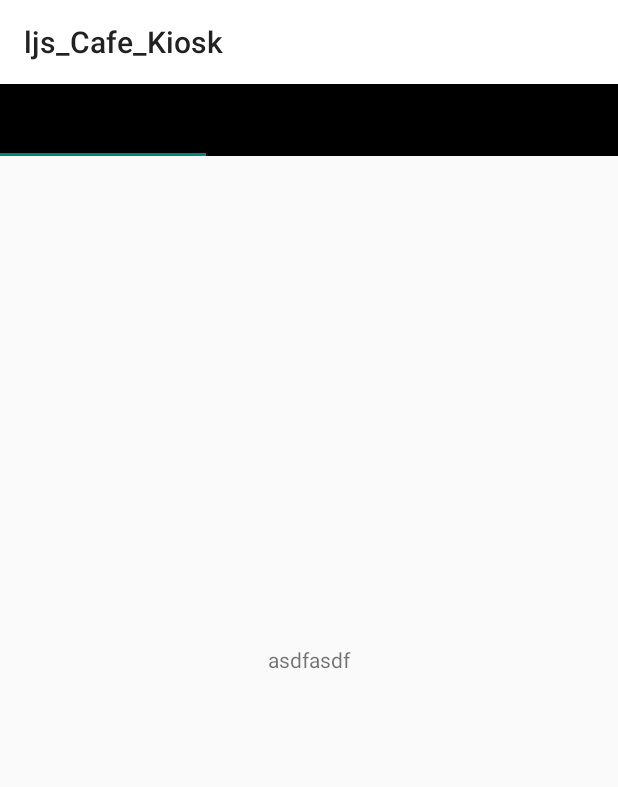
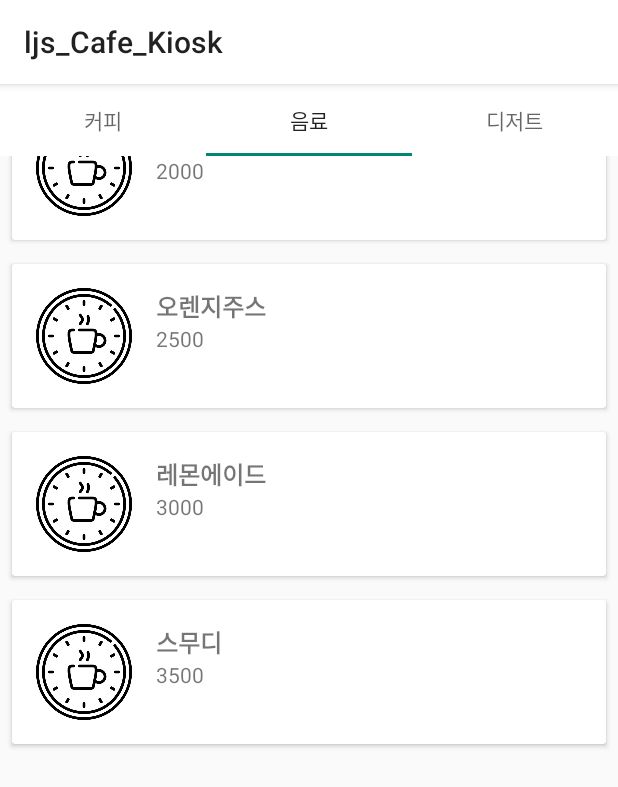
Before and after one commit to riwltnchgo0625/ljs_Cafe_Kiosk, an Android app: the MenuActivity screen opened directly, with no data from a screen before it, tab 2 chosen, on a phone screen of 412 x 824 dp. Shown: the top 787 px of the screen. Run offline under Robolectric (Android 15) with nearby library versions, the phone set to English and light mode, and no system bars.

Commit message:
menu RecyclerView

```diff
--- a/app/src/main/java/com/ljs/ljs_cafe_kiosk/BlankFragment.kt
+++ /dev/null
@@ -1,30 +0,0 @@
-package com.ljs.ljs_cafe_kiosk
-
-import android.annotation.SuppressLint
-import android.os.Bundle
-import androidx.fragment.app.Fragment
-import android.view.LayoutInflater
-import android.view.View
-import android.view.ViewGroup
-import android.widget.TextView
-import androidx.fragment.app.FragmentManager
-import androidx.fragment.app.FragmentPagerAdapter
-import androidx.viewpager.widget.ViewPager
-import com.google.android.material.tabs.TabLayout
-
-class BlankFragment : Fragment() {
-
-        @SuppressLint("MissingInflatedId")
-        override fun onCreateView(
-            inflater: LayoutInflater,
-            container: ViewGroup?,
-            savedInstanceState: Bundle?
-        ): View? {
-            val view = inflater.inflate(R.layout.menu_one_fragment, container, false)
-            val textView = view.findViewById<TextView>(R.id.text)
-            textView.text = "11111"
-            return view
-        }
-
-
-    }
--- a/app/src/main/java/com/ljs/ljs_cafe_kiosk/BlankFragment2.kt
+++ /dev/null
@@ -1,27 +0,0 @@
-package com.ljs.ljs_cafe_kiosk
-
-import android.annotation.SuppressLint
-import android.os.Bundle
-import androidx.fragment.app.Fragment
-import android.view.LayoutInflater
-import android.view.View
-import android.view.ViewGroup
-import android.widget.TextView
-
-
-class BlankFragment2 : Fragment() {
-
-    @SuppressLint("MissingInflatedId")
-    override fun onCreateView(
-        inflater: LayoutInflater,
-        container: ViewGroup?,
-        savedInstanceState: Bundle?
-    ): View? {
-        val view = inflater.inflate(R.layout.menu_two_fragment, container, false)
-        val textView = view.findViewById<TextView>(R.id.text)
-        textView.text = "222222"
-        return view
-    }
-
-
-}
--- a/app/src/main/java/com/ljs/ljs_cafe_kiosk/BlankFragment3.kt
+++ /dev/null
@@ -1,27 +0,0 @@
-package com.ljs.ljs_cafe_kiosk
-
-import android.annotation.SuppressLint
-import android.os.Bundle
-import androidx.fragment.app.Fragment
-import android.view.LayoutInflater
-import android.view.View
-import android.view.ViewGroup
-import android.widget.TextView
-
-
-class BlankFragment3 : Fragment() {
-
-    @SuppressLint("MissingInflatedId")
-    override fun onCreateView(
-        inflater: LayoutInflater,
-        container: ViewGroup?,
-        savedInstanceState: Bundle?
-    ): View? {
-        val view = inflater.inflate(R.layout.menu_three_fragment, container, false)
-        val textView = view.findViewById<TextView>(R.id.text)
-        textView.text = "333333"
-        return view
-    }
-
-
-}
--- /dev/null
+++ b/app/src/main/java/com/ljs/ljs_cafe_kiosk/BreadFragment.kt
@@ -0,0 +1,42 @@
+package com.ljs.ljs_cafe_kiosk
+
+
+import Menu
+import android.annotation.SuppressLint
+import android.os.Bundle
+import androidx.fragment.app.Fragment
+import android.view.LayoutInflater
+
+
+import android.view.View
+import android.view.ViewGroup
+import androidx.recyclerview.widget.LinearLayoutManager
+import androidx.recyclerview.widget.RecyclerView
+
+// 디저트 메뉴 페이지
+
+class BreadFragment : Fragment() {
+    private lateinit var recyclerView: RecyclerView
+    private lateinit var adapter: MenuAdapter
+    private lateinit var menuList: MutableList<Menu>
+
+    override fun onCreateView(
+        inflater: LayoutInflater, container: ViewGroup?,
+        savedInstanceState: Bundle?
+    ): View? {
+        // Inflate the layout for this fragment
+        val rootView = inflater.inflate(R.layout.menu_three_fragment, container, false)
+        recyclerView = rootView.findViewById(R.id.menu_dessert_list)
+        recyclerView.layoutManager = LinearLayoutManager(activity)
+        menuList = mutableListOf(
+            Menu("치즈케이크", 4500,R.drawable.main_coffee_logo),
+            Menu("초콜릿케이크", 5000,R.drawable.main_coffee_logo),
+            Menu("브라우니", 4000,R.drawable.main_coffee_logo),
+            Menu("마카롱", 3000,R.drawable.main_coffee_logo),
+            Menu("와플", 3500,R.drawable.main_coffee_logo)
+        )
+        adapter = MenuAdapter(activity, menuList)
+        recyclerView.adapter = adapter
+        return rootView
+    }
+}
--- /dev/null
+++ b/app/src/main/java/com/ljs/ljs_cafe_kiosk/CoffeeFragment.kt
@@ -0,0 +1,41 @@
+package com.ljs.ljs_cafe_kiosk
+
+import Menu
+import android.annotation.SuppressLint
+import android.os.Bundle
+import androidx.fragment.app.Fragment
+import android.view.LayoutInflater
+
+import android.view.View
+import android.view.ViewGroup
+
+import androidx.recyclerview.widget.LinearLayoutManager
+import androidx.recyclerview.widget.RecyclerView
+
+//커피 메뉴 페이지
+class CoffeeFragment : Fragment() {
+
+    private lateinit var recyclerView: RecyclerView
+    private lateinit var adapter: MenuAdapter
+    private lateinit var menuList: MutableList<Menu>
+
+    @SuppressLint("RestrictedApi")
+    override fun onCreateView(
+        inflater: LayoutInflater, container: ViewGroup?,
+        savedInstanceState: Bundle?
+    ): View? {
+        // Inflate the layout for this fragment
+        val rootView = inflater.inflate(R.layout.menu_one_fragment, container, false)
+        recyclerView = rootView.findViewById(R.id.menu_coffee_list)
+        recyclerView.layoutManager = LinearLayoutManager(activity)
+        menuList = mutableListOf(
+            Menu("아메리카노", 2500, R.drawable.main_coffee_logo),
+            Menu("카페라떼", 3000, R.drawable.main_coffee_logo),
+            Menu("카푸치노", 3000, R.drawable.main_coffee_logo)
+        )
+        adapter = MenuAdapter(activity, menuList)
+        recyclerView.adapter = adapter
+        return rootView
+    }
+
+}
--- /dev/null
+++ b/app/src/main/java/com/ljs/ljs_cafe_kiosk/DrinkFragment.kt
@@ -0,0 +1,40 @@
+package com.ljs.ljs_cafe_kiosk
+
+import Menu
+import android.annotation.SuppressLint
+import android.os.Bundle
+import androidx.fragment.app.Fragment
+import android.view.LayoutInflater
+import android.view.View
+import android.view.ViewGroup
+import android.widget.TextView
+
+import androidx.recyclerview.widget.LinearLayoutManager
+import androidx.recyclerview.widget.RecyclerView
+
+//커피 외 음료 페이지
+
+class DrinkFragment : Fragment() {
+    private lateinit var recyclerView: RecyclerView
+    private lateinit var adapter: MenuAdapter
+    private lateinit var menuList: MutableList<Menu>
+
+    override fun onCreateView(
+        inflater: LayoutInflater, container: ViewGroup?,
+        savedInstanceState: Bundle?
+    ): View? {
+        // Inflate the layout for this fragment
+        val rootView = inflater.inflate(R.layout.menu_two_fragment, container, false)
+        recyclerView = rootView.findViewById(R.id.menu_drink_list)
+        recyclerView.layoutManager = LinearLayoutManager(activity)
+        menuList = mutableListOf(
+            Menu("아이스티", 2000,R.drawable.main_coffee_logo),
+            Menu("오렌지주스", 2500,R.drawable.main_coffee_logo),
+            Menu("레몬에이드", 3000,R.drawable.main_coffee_logo),
+            Menu("스무디", 3500,R.drawable.main_coffee_logo)
+        )
+        adapter = MenuAdapter(activity, menuList)
+        recyclerView.adapter = adapter
+        return rootView
+    }
+}
--- a/app/src/main/java/com/ljs/ljs_cafe_kiosk/MainActivity.kt
+++ b/app/src/main/java/com/ljs/ljs_cafe_kiosk/MainActivity.kt
@@ -10,13 +10,22 @@ class MainActivity : AppCompatActivity() {
         super.onCreate(savedInstanceState)
         setContentView(R.layout.activity_main)
 
-        val ljs_go_takeout_btn  = findViewById<Button>(R.id.ljs_takeout_btn)
-
+        //테이크아웃 버튼 선택시
+        val ljs_go_takeout_btn = findViewById<Button>(R.id.ljs_takeout_btn)
 
         ljs_go_takeout_btn.setOnClickListener {
-            var intent = Intent(this, MenuActivity :: class.java)
+            var intent = Intent(this, MenuActivity::class.java)
             startActivity(intent)
         }
 
+        //매장 버튼 선택시
+        val ljs_go_store_btn = findViewById<Button>(R.id.ljs_store_btn)
+
+        ljs_go_store_btn.setOnClickListener {
+            var intent = Intent(this, MenuActivity::class.java)
+            startActivity(intent)
+        }
+
+
     }
 }
--- /dev/null
+++ b/app/src/main/java/com/ljs/ljs_cafe_kiosk/Menu.kt
@@ -0,0 +1,5 @@
+import androidx.annotation.DrawableRes
+
+data class Menu(val name: String, val price: Int, @DrawableRes val imageResource: Int) {
+    // ...
+}
--- a/app/src/main/java/com/ljs/ljs_cafe_kiosk/MenuActivity.kt
+++ b/app/src/main/java/com/ljs/ljs_cafe_kiosk/MenuActivity.kt
@@ -1,28 +1,37 @@
 package com.ljs.ljs_cafe_kiosk
 
-import androidx.appcompat.app.AppCompatActivity
+import android.annotation.SuppressLint
 import android.os.Bundle
 import android.view.LayoutInflater
 import android.view.View
 import android.view.ViewGroup
-import android.widget.TableLayout
+import androidx.appcompat.app.AppCompatActivity
 import androidx.fragment.app.Fragment
-import androidx.fragment.app.FragmentManager
-import androidx.fragment.app.FragmentPagerAdapter
-import androidx.viewpager.widget.ViewPager
+import androidx.viewpager2.adapter.FragmentStateAdapter
+import androidx.viewpager2.widget.ViewPager2
 import com.google.android.material.tabs.TabLayout
+import com.google.android.material.tabs.TabLayoutMediator
+
+//메뉴 페이지
 
 class MenuActivity : AppCompatActivity() {
+    @SuppressLint("ClickableViewAccessibility")
     override fun onCreate(savedInstanceState: Bundle?) {
         super.onCreate(savedInstanceState)
         setContentView(R.layout.activity_menu)
-
-        // Set up the ViewPager and TabLayout
-        val viewPager = findViewById<ViewPager>(R.id.viewPager)
-        viewPager.adapter = MyPagerAdapter(supportFragmentManager)
+// Set up the ViewPager2 and TabLayout
+        val viewPager2 = findViewById<ViewPager2>(R.id.viewPager2)
+        viewPager2.adapter = MyPagerAdapter(this)
 
         val tabLayout = findViewById<TabLayout>(R.id.tabLayout)
-        tabLayout.setupWithViewPager(viewPager)
+        TabLayoutMediator(tabLayout, viewPager2) { tab, position ->
+            tab.text = when (position) {
+                0 -> "커피"
+                1 -> "음료"
+                2 -> "디저트"
+                else -> throw IllegalArgumentException("Invalid position")
+            }
+        }.attach()
     }
 
     class FirstFragment : Fragment() {
@@ -43,24 +52,15 @@ class MenuActivity : AppCompatActivity() {
         }
     }
 
-        class MyPagerAdapter(fm: FragmentManager) : FragmentPagerAdapter(fm, BEHAVIOR_RESUME_ONLY_CURRENT_FRAGMENT) {
-            override fun getCount(): Int = 3 // number of screens to display
+    class MyPagerAdapter(activity: AppCompatActivity) : FragmentStateAdapter(activity) {
+        override fun getItemCount(): Int = 3 // number of screens to display
 
-            override fun getItem(position: Int): Fragment {
+        override fun createFragment(position: Int): Fragment {
             return when (position) {
-                    0 -> FirstFragment()
-                    1 -> SecondFragment()
-                    2 -> ThirdFragment()
+                0 -> CoffeeFragment()
+                1 -> DrinkFragment()
+                2 -> BreadFragment()
                 else -> throw IllegalArgumentException("Invalid position")
-                }
-            }
-
-            override fun getPageTitle(position: Int): CharSequence? {
-                return when (position) {
-                    0 -> "First"
-                    1 -> "Second"
-                    2 -> "Third"
-                    else -> null
             }
         }
     }
--- /dev/null
+++ b/app/src/main/java/com/ljs/ljs_cafe_kiosk/MenuAdapter.kt
@@ -0,0 +1,36 @@
+package com.ljs.ljs_cafe_kiosk
+
+
+import Menu
+import android.content.Context
+import android.view.LayoutInflater
+import android.view.View
+import android.view.ViewGroup
+import android.widget.ImageView
+import android.widget.TextView
+import androidx.recyclerview.widget.RecyclerView
+class MenuAdapter(private val context: Context?, private val menuList: List<Menu>) :
+    RecyclerView.Adapter<MenuAdapter.ViewHolder>() {
+
+    inner class ViewHolder(itemView: View) : RecyclerView.ViewHolder(itemView) {
+        val menuImage: ImageView = itemView.findViewById(R.id.menu_image)
+        val menuName: TextView = itemView.findViewById(R.id.menu_name)
+        val menuPrice: TextView = itemView.findViewById(R.id.menu_price)
+    }
+
+    override fun onCreateViewHolder(parent: ViewGroup, viewType: Int): ViewHolder {
+        val view = LayoutInflater.from(context).inflate(R.layout.item_menu, parent, false)
+        return ViewHolder(view)
+    }
+
+    override fun onBindViewHolder(holder: ViewHolder, position: Int) {
+        val menu = menuList[position]
+        holder.menuImage.setImageResource(menu.imageResource)
+        holder.menuName.text = menu.name
+        holder.menuPrice.text = menu.price.toString()
+    }
+
+    override fun getItemCount(): Int {
+        return menuList.size
+    }
+}
--- a/app/src/main/res/layout/activity_menu.xml
+++ b/app/src/main/res/layout/activity_menu.xml
@@ -6,20 +6,40 @@
     android:layout_height="match_parent"
     tools:context=".MenuActivity">
 
+    <androidx.viewpager2.widget.ViewPager2
+        android:id="@+id/viewPager2"
+        android:layout_width="match_parent"
+        android:layout_height="match_parent"
+        android:layout_weight="1"
+        tools:ignore="MissingConstraints" />
+
     <com.google.android.material.tabs.TabLayout
         android:id="@+id/tabLayout"
         android:layout_width="match_parent"
         android:layout_height="wrap_content"
         app:tabGravity="fill"
         app:tabMode="fixed"
-        android:background="@color/black"
-        tools:ignore="MissingConstraints" />
+        android:background="@color/white"
+        tools:ignore="MissingConstraints" >
 
-    <androidx.viewpager.widget.ViewPager
-        android:id="@+id/viewPager"
-        android:layout_width="match_parent"
-        android:layout_height="0dp"
-        android:layout_weight="1"
-        tools:ignore="MissingConstraints" />
+    <!--    &lt;!&ndash; TabItem은 탭메뉴 하나를 의미한다. &ndash;&gt;
+        <com.google.android.material.tabs.TabItem
+            android:layout_width="wrap_content"
+            android:layout_height="wrap_content"
+            android:text="Monday" />
+
+        <com.google.android.material.tabs.TabItem
+            android:layout_width="wrap_content"
+            android:layout_height="wrap_content"
+            android:text="Tuesday" />
+
+        <com.google.android.material.tabs.TabItem
+            android:layout_width="wrap_content"
+            android:layout_height="wrap_content"/>-->
+
+    </com.google.android.material.tabs.TabLayout>
+
+
+
 
 </androidx.constraintlayout.widget.ConstraintLayout>
--- /dev/null
+++ b/app/src/main/res/layout/item_menu.xml
@@ -0,0 +1,46 @@
+<androidx.cardview.widget.CardView
+    xmlns:android="http://schemas.android.com/apk/res/android"
+    android:layout_width="match_parent"
+    android:layout_height="wrap_content"
+    android:layout_margin="8dp">
+
+    <LinearLayout
+        android:layout_width="match_parent"
+        android:layout_height="wrap_content"
+        android:orientation="horizontal"
+        android:padding="16dp">
+
+        <ImageView
+            android:id="@+id/menu_image"
+            android:layout_width="64dp"
+            android:layout_height="64dp"
+            android:src="@drawable/main_coffee_logo" />
+
+        <LinearLayout
+            android:layout_width="0dp"
+            android:layout_height="wrap_content"
+            android:layout_weight="1"
+            android:orientation="vertical"
+            android:paddingStart="16dp"
+            android:paddingEnd="16dp">
+
+            <TextView
+                android:id="@+id/menu_name"
+                android:layout_width="match_parent"
+                android:layout_height="wrap_content"
+                android:text="메뉴 이름"
+                android:textSize="16sp"
+                android:textStyle="bold" />
+
+            <TextView
+                android:id="@+id/menu_price"
+                android:layout_width="match_parent"
+                android:layout_height="wrap_content"
+                android:text="가격"
+                android:textSize="14sp" />
+
+        </LinearLayout>
+
+    </LinearLayout>
+
+</androidx.cardview.widget.CardView>
--- a/app/src/main/res/layout/menu_one_fragment.xml
+++ b/app/src/main/res/layout/menu_one_fragment.xml
@@ -1,18 +1,15 @@
 <?xml version="1.0" encoding="utf-8"?>
 <FrameLayout xmlns:android="http://schemas.android.com/apk/res/android"
+    xmlns:app="http://schemas.android.com/apk/res-auto"
     xmlns:tools="http://schemas.android.com/tools"
     android:layout_width="match_parent"
     android:layout_height="match_parent"
-    xmlns:app="http://schemas.android.com/apk/res-auto"
-    tools:context=".BlankFragment">
+    tools:context=".CoffeeFragment">
+
+    <androidx.recyclerview.widget.RecyclerView
+        android:id="@+id/menu_coffee_list"
+        android:layout_width="match_parent"
+        android:layout_height="match_parent" />
 
 
-    <TextView
-        android:text="asdfasdf"
-        android:gravity="center"
-        android:id="@+id/text"
-        android:layout_width="match_parent"
-        android:layout_height="match_parent"
-       />
-
 </FrameLayout>
--- a/app/src/main/res/layout/menu_three_fragment.xml
+++ b/app/src/main/res/layout/menu_three_fragment.xml
@@ -3,19 +3,14 @@
     xmlns:tools="http://schemas.android.com/tools"
     android:layout_width="match_parent"
     android:layout_height="match_parent"
-    tools:context=".BlankFragment3">
+    tools:context=".BreadFragment">
 
 
 
-
-    <TextView
-        android:text="asdfasdf"
-        android:gravity="center"
-        android:id="@+id/text"
+    <androidx.recyclerview.widget.RecyclerView
+        android:id="@+id/menu_dessert_list"
         android:layout_width="match_parent"
-        android:layout_height="match_parent"
-        />
-
+        android:layout_height="match_parent" />
 
 
 </FrameLayout>
--- a/app/src/main/res/layout/menu_two_fragment.xml
+++ b/app/src/main/res/layout/menu_two_fragment.xml
@@ -1,19 +1,18 @@
 <?xml version="1.0" encoding="utf-8"?>
 <FrameLayout xmlns:android="http://schemas.android.com/apk/res/android"
+    xmlns:app="http://schemas.android.com/apk/res-auto"
     xmlns:tools="http://schemas.android.com/tools"
     android:layout_width="match_parent"
     android:layout_height="match_parent"
-    xmlns:app="http://schemas.android.com/apk/res-auto"
-    tools:context=".BlankFragment2">
+    tools:context=".DrinkFragment">
 
 
-    <TextView
-        android:text="asdfasdf"
-        android:gravity="center"
-        android:id="@+id/text"
+
+    <androidx.recyclerview.widget.RecyclerView
+        android:id="@+id/menu_drink_list"
         android:layout_width="match_parent"
-        android:layout_height="match_parent"
-        />
+        android:layout_height="match_parent" />
+
 
 
 </FrameLayout>
```
Lines whose indentation alone changed are shown as unchanged.
